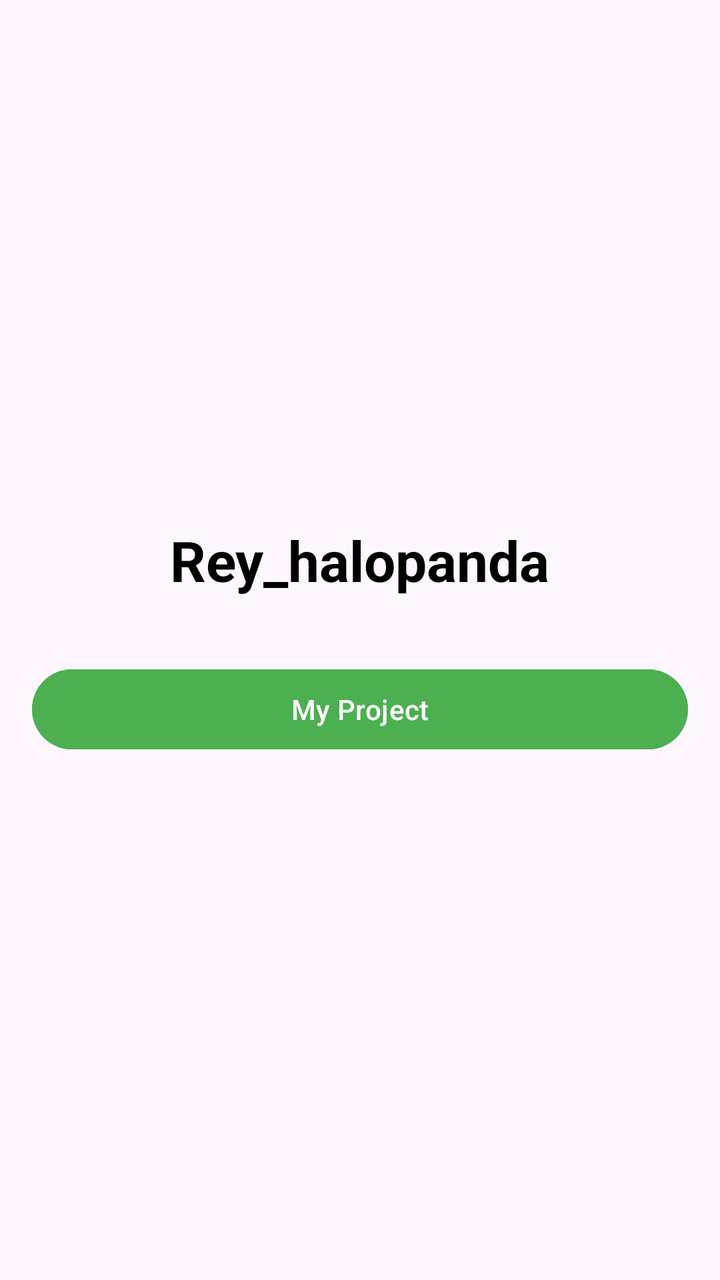
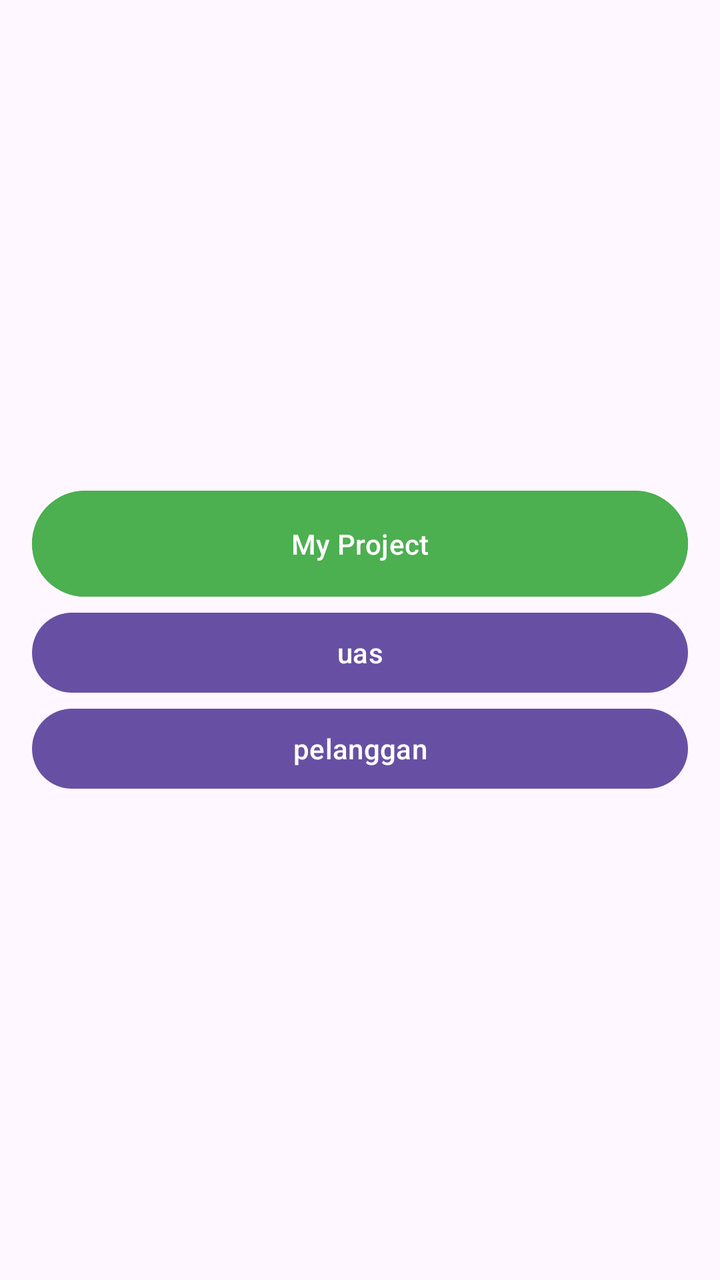

Before-and-after screenshots of an Android layout around one commit, followed by the original layout XML and the change that was made.
<!-- AndroidManifest.xml: application theme Theme.Rey_halopanda -->
<!-- res/layout/activity_main.xml -->
<?xml version="1.0" encoding="utf-8"?>
<LinearLayout xmlns:android="http://schemas.android.com/apk/res/android"
    xmlns:tools="http://schemas.android.com/tools"
    android:layout_width="match_parent"
    android:layout_height="match_parent"
    android:orientation="vertical"
    android:gravity="center"
    android:padding="16dp"
    tools:context=".MainActivity">

    <TextView
        android:layout_width="wrap_content"
        android:layout_height="wrap_content"
        android:text="@string/app_name"
        android:textSize="28sp"
        android:textStyle="bold"
        android:textColor="@color/black"
        android:layout_marginBottom="32dp"/>

    <Button
        android:id="@+id/btn_my_project"
        android:layout_width="match_parent"
        android:layout_height="wrap_content"
        android:text="@string/btn_my_project"
        android:backgroundTint="@color/green_500"
        android:textColor="@color/white"/>
</LinearLayout>
<!-- resources referenced by this layout -->
<resources>
  <color name="black">#FF000000</color>
  <color name="green_500">#4CAF50</color>
  <color name="white">#FFFFFFFF</color>
  <string name="app_name">Rey_halopanda</string>
  <string name="btn_my_project">My Project</string>
  <style name="Theme.Rey_halopanda" parent="Base.Theme.Rey_halopanda" />
  <style name="Base.Theme.Rey_halopanda" parent="Theme.Material3.DayNight.NoActionBar">
          
          
      </style>
</resources>

<!-- the commit's change to res/layout/activity_main.xml (unified diff, before → after) -->
@@ -8,20 +8,23 @@
     android:padding="16dp"
     tools:context=".MainActivity">
 
-    <TextView
-        android:layout_width="wrap_content"
-        android:layout_height="wrap_content"
-        android:text="@string/app_name"
-        android:textSize="28sp"
-        android:textStyle="bold"
-        android:textColor="@color/black"
-        android:layout_marginBottom="32dp"/>
-
     <Button
         android:id="@+id/btn_my_project"
         android:layout_width="match_parent"
+        android:layout_height="61dp"
+        android:backgroundTint="@color/green_500"
+        android:text="@string/btn_my_project"
+        android:textColor="@color/white" />
+
+    <Button
+        android:id="@+id/btn_projek_uas"
+        android:layout_width="match_parent"
         android:layout_height="wrap_content"
-        android:text="@string/btn_my_project"
-        android:backgroundTint="@color/green_500"
-        android:textColor="@color/white"/>
+        android:text="uas" />
+
+    <Button
+        android:id="@+id/btnpelangg"
+        android:layout_width="match_parent"
+        android:layout_height="wrap_content"
+        android:text="pelanggan" />
 </LinearLayout>
<!-- resource entries referenced after the edit -->
@@ -1,9 +1,7 @@
 <!-- resources referenced by this layout -->
 <resources>
-  <color name="black">#FF000000</color>
   <color name="green_500">#4CAF50</color>
-  <color name="white">#FFFFFFFF</color>
-  <string name="app_name">Rey_halopanda</string>
+  <color name="white">#FFFFFF</color>
   <string name="btn_my_project">My Project</string>
   <style name="Theme.Rey_halopanda" parent="Base.Theme.Rey_halopanda" />
   <style name="Base.Theme.Rey_halopanda" parent="Theme.Material3.DayNight.NoActionBar">
